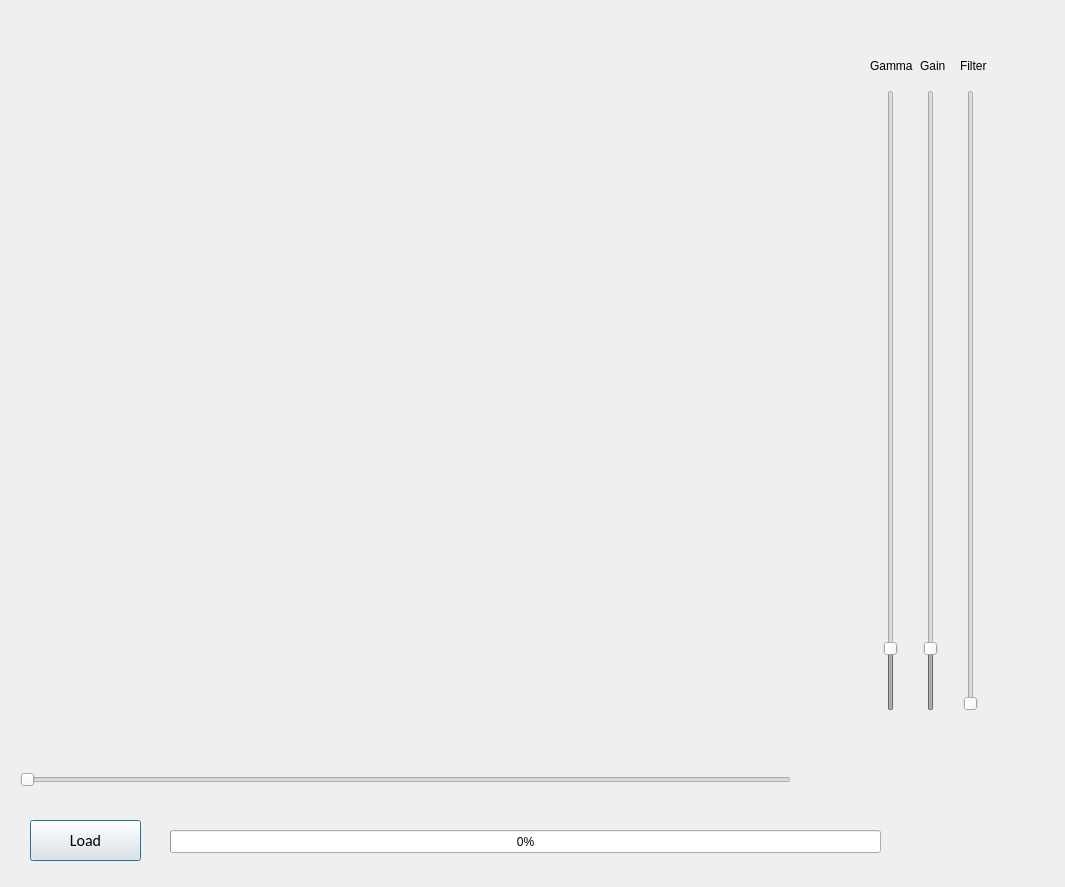
Before: the Qt Designer form dicom_ui_design.ui in andre23arruda/dicom3d-viewer-python, drawn with Qt 5.
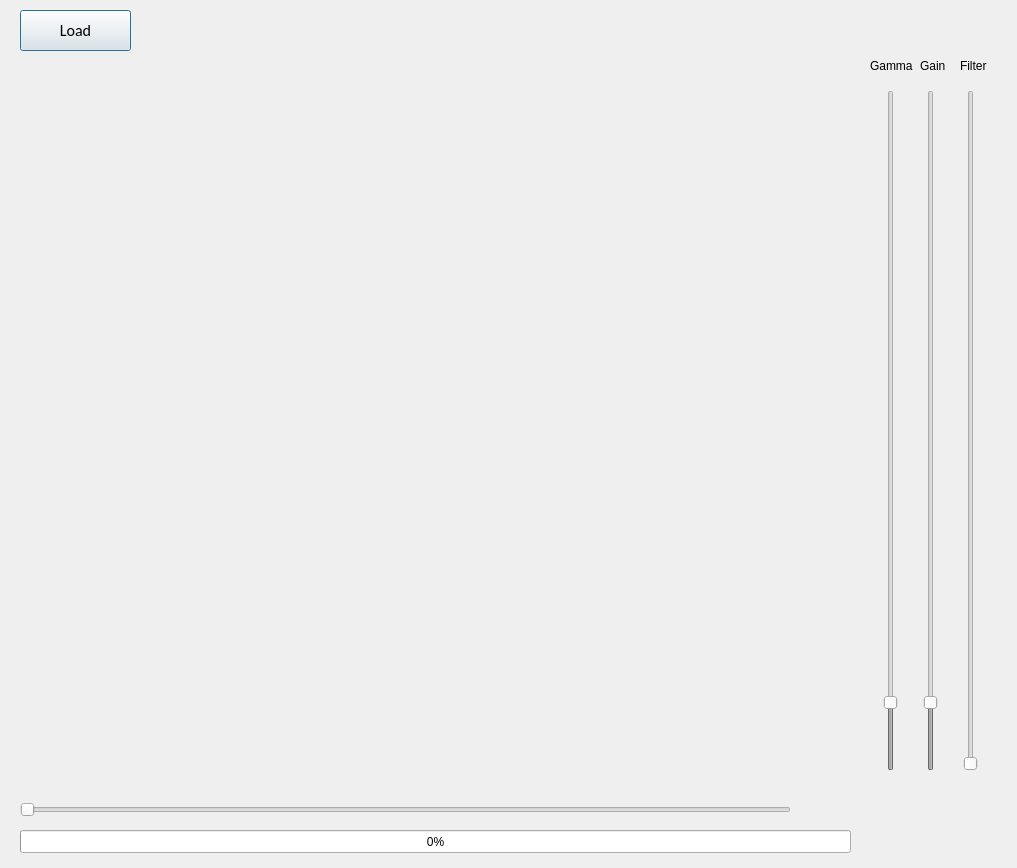
After: the same form once the commit is applied.

```diff
--- a/dicom_ui_design.ui
+++ b/dicom_ui_design.ui
@@ -6,8 +6,8 @@
    <rect>
     <x>0</x>
     <y>0</y>
-    <width>1065</width>
-    <height>887</height>
+    <width>1017</width>
+    <height>868</height>
    </rect>
   </property>
   <property name="acceptDrops">
@@ -22,8 +22,8 @@
   <widget class="QPushButton" name="load_button">
    <property name="geometry">
     <rect>
-     <x>30</x>
-     <y>820</y>
+     <x>20</x>
+     <y>10</y>
      <width>111</width>
      <height>41</height>
     </rect>
@@ -45,7 +45,7 @@
    <property name="geometry">
     <rect>
      <x>20</x>
-     <y>770</y>
+     <y>800</y>
      <width>771</width>
      <height>20</height>
     </rect>
@@ -88,7 +88,7 @@
    <property name="geometry">
     <rect>
      <x>800</x>
-     <y>760</y>
+     <y>780</y>
      <width>55</width>
      <height>41</height>
     </rect>
@@ -121,9 +121,9 @@
    </property>
    <property name="geometry">
     <rect>
-     <x>170</x>
+     <x>20</x>
      <y>830</y>
-     <width>711</width>
+     <width>831</width>
      <height>23</height>
     </rect>
    </property>
@@ -140,7 +140,7 @@
      <x>880</x>
      <y>90</y>
      <width>22</width>
-     <height>621</height>
+     <height>681</height>
     </rect>
    </property>
    <property name="minimum">
@@ -178,7 +178,7 @@
      <x>920</x>
      <y>90</y>
      <width>22</width>
-     <height>621</height>
+     <height>681</height>
     </rect>
    </property>
    <property name="minimum">
@@ -216,7 +216,7 @@
      <x>960</x>
      <y>90</y>
      <width>22</width>
-     <height>621</height>
+     <height>681</height>
     </rect>
    </property>
    <property name="minimum">
```
Left out of the diff: 4 changed lines with no effect on the pictures.
